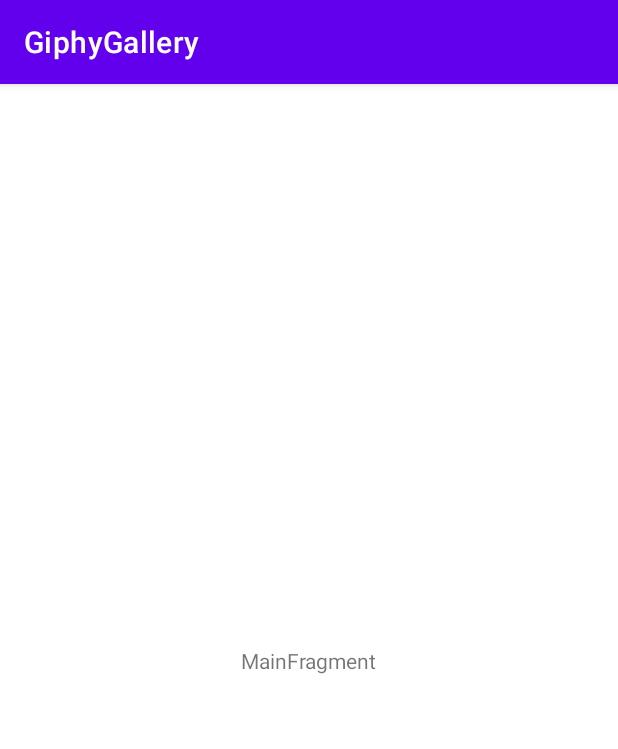
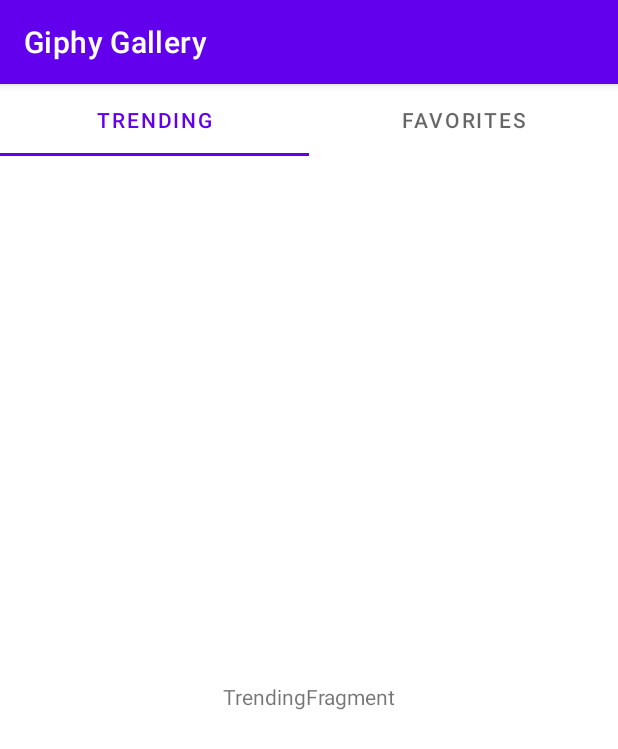
Before and after one commit to arthursz/GifGallery, an Android app: the screen it shows after launch (MainActivity), on a phone screen of 412 x 824 dp. Shown: the top 749 px of the screen. Run offline under Robolectric (Android 15) with nearby library versions, the phone set to English and light mode, and no system bars.

Commit message:
feat: create switch mechanism for trending and favorite fragments

```diff
--- a/app/src/main/java/com/arthurzettler/giphygallery/MainActivity.kt
+++ b/app/src/main/java/com/arthurzettler/giphygallery/MainActivity.kt
@@ -2,17 +2,45 @@ package com.arthurzettler.giphygallery
 
 import androidx.appcompat.app.AppCompatActivity
 import android.os.Bundle
-import com.arthurzettler.giphygallery.ui.main.MainFragment
+import androidx.fragment.app.Fragment
+import androidx.fragment.app.FragmentActivity
+import androidx.viewpager2.adapter.FragmentStateAdapter
+import androidx.viewpager2.widget.ViewPager2
+import com.arthurzettler.giphygallery.ui.main.DefaultFragmentCreator
+import com.arthurzettler.giphygallery.ui.main.favorite.FavoriteFragment
+import com.arthurzettler.giphygallery.ui.main.trending.TrendingFragment
+import com.google.android.material.tabs.TabLayout
+import com.google.android.material.tabs.TabLayoutMediator
 
 class MainActivity : AppCompatActivity() {
+
+    private val tabLayout: TabLayout by lazy { findViewById<TabLayout>(R.id.tabs) }
+    private val viewPager: ViewPager2 by lazy { findViewById<ViewPager2>(R.id.view_pager) }
+
+    private val fragments = listOf(TrendingFragment.Companion, FavoriteFragment.Companion)
 
     override fun onCreate(savedInstanceState: Bundle?) {
         super.onCreate(savedInstanceState)
         setContentView(R.layout.main_activity)
-        if (savedInstanceState == null) {
-            supportFragmentManager.beginTransaction()
-                    .replace(R.id.container, MainFragment.newInstance())
-                    .commitNow()
-        }
+
+        configureFragments()
     }
+
+    private fun configureFragments() {
+        viewPager.adapter = PageAdapter(this, fragments)
+
+        TabLayoutMediator(tabLayout, viewPager) { tab, position ->
+            tab.text = getTabTitle(position)
+        }.attach()
+    }
+
+    private fun getTabTitle(position: Int) = getString(fragments[position].titleId)
 }
+
+private class PageAdapter(
+    fragmentActivity: FragmentActivity,
+    val fragments: List<DefaultFragmentCreator>
+) : FragmentStateAdapter(fragmentActivity) {
+    override fun getItemCount(): Int = fragments.size
+    override fun createFragment(position: Int): Fragment = fragments[position].newInstance()
+}
--- /dev/null
+++ b/app/src/main/java/com/arthurzettler/giphygallery/ui/main/DefaultFragmentCreator.kt
@@ -0,0 +1,8 @@
+package com.arthurzettler.giphygallery.ui.main
+
+import androidx.fragment.app.Fragment
+
+interface DefaultFragmentCreator {
+    val titleId: Int
+    fun newInstance(): Fragment
+}
--- a/app/src/main/java/com/arthurzettler/giphygallery/ui/main/MainFragment.kt
+++ /dev/null
@@ -1,30 +0,0 @@
-package com.arthurzettler.giphygallery.ui.main
-
-import androidx.lifecycle.ViewModelProvider
-import android.os.Bundle
-import androidx.fragment.app.Fragment
-import android.view.LayoutInflater
-import android.view.View
-import android.view.ViewGroup
-import com.arthurzettler.giphygallery.R
-
-class MainFragment : Fragment() {
-
-    companion object {
-        fun newInstance() = MainFragment()
-    }
-
-    private lateinit var viewModel: MainViewModel
-
-    override fun onCreateView(inflater: LayoutInflater, container: ViewGroup?,
-                              savedInstanceState: Bundle?): View {
-        return inflater.inflate(R.layout.main_fragment, container, false)
-    }
-
-    override fun onActivityCreated(savedInstanceState: Bundle?) {
-        super.onActivityCreated(savedInstanceState)
-        viewModel = ViewModelProvider(this).get(MainViewModel::class.java)
-        // TODO: Use the ViewModel
-    }
-
-}
--- a/app/src/main/java/com/arthurzettler/giphygallery/ui/main/MainViewModel.kt
+++ /dev/null
@@ -1,7 +0,0 @@
-package com.arthurzettler.giphygallery.ui.main
-
-import androidx.lifecycle.ViewModel
-
-class MainViewModel : ViewModel() {
-    // TODO: Implement the ViewModel
-}
--- /dev/null
+++ b/app/src/main/java/com/arthurzettler/giphygallery/ui/main/favorite/FavoriteFragment.kt
@@ -0,0 +1,32 @@
+package com.arthurzettler.giphygallery.ui.main.favorite
+
+import android.os.Bundle
+import android.view.LayoutInflater
+import android.view.View
+import android.view.ViewGroup
+import androidx.fragment.app.Fragment
+import androidx.lifecycle.ViewModelProvider
+import com.arthurzettler.giphygallery.R
+import com.arthurzettler.giphygallery.ui.main.DefaultFragmentCreator
+import com.arthurzettler.giphygallery.ui.main.trending.TrendingViewModel
+
+class FavoriteFragment : Fragment() {
+
+    companion object: DefaultFragmentCreator {
+        override val titleId = R.string.favorites
+        override fun newInstance() = FavoriteFragment()
+    }
+
+    private lateinit var viewModel: FavoriteViewModel
+
+    override fun onCreateView(inflater: LayoutInflater, container: ViewGroup?,
+                              savedInstanceState: Bundle?): View {
+        return inflater.inflate(R.layout.favorite_fragment, container, false)
+    }
+
+    override fun onActivityCreated(savedInstanceState: Bundle?) {
+        super.onActivityCreated(savedInstanceState)
+        viewModel = ViewModelProvider(this).get(FavoriteViewModel::class.java)
+    }
+
+}
--- /dev/null
+++ b/app/src/main/java/com/arthurzettler/giphygallery/ui/main/favorite/FavoriteViewModel.kt
@@ -0,0 +1,5 @@
+package com.arthurzettler.giphygallery.ui.main.favorite
+
+import androidx.lifecycle.ViewModel
+
+class FavoriteViewModel : ViewModel() {}
--- /dev/null
+++ b/app/src/main/java/com/arthurzettler/giphygallery/ui/main/trending/TrendingFragment.kt
@@ -0,0 +1,31 @@
+package com.arthurzettler.giphygallery.ui.main.trending
+
+import androidx.lifecycle.ViewModelProvider
+import android.os.Bundle
+import androidx.fragment.app.Fragment
+import android.view.LayoutInflater
+import android.view.View
+import android.view.ViewGroup
+import com.arthurzettler.giphygallery.R
+import com.arthurzettler.giphygallery.ui.main.DefaultFragmentCreator
+
+class TrendingFragment : Fragment() {
+
+    companion object: DefaultFragmentCreator {
+        override val titleId = R.string.trending
+        override fun newInstance() = TrendingFragment()
+    }
+
+    private lateinit var viewModel: TrendingViewModel
+
+    override fun onCreateView(inflater: LayoutInflater, container: ViewGroup?,
+                              savedInstanceState: Bundle?): View {
+        return inflater.inflate(R.layout.trending_fragment, container, false)
+    }
+
+    override fun onActivityCreated(savedInstanceState: Bundle?) {
+        super.onActivityCreated(savedInstanceState)
+        viewModel = ViewModelProvider(this).get(TrendingViewModel::class.java)
+    }
+
+}
--- /dev/null
+++ b/app/src/main/java/com/arthurzettler/giphygallery/ui/main/trending/TrendingViewModel.kt
@@ -0,0 +1,5 @@
+package com.arthurzettler.giphygallery.ui.main.trending
+
+import androidx.lifecycle.ViewModel
+
+class TrendingViewModel : ViewModel() {}
--- a/app/src/main/res/layout/main_fragment.xml
+++ b/app/src/main/res/layout/favorite_fragment.xml
@@ -5,13 +5,13 @@
     android:id="@+id/main"
     android:layout_width="match_parent"
     android:layout_height="match_parent"
-    tools:context=".ui.main.MainFragment">
+    tools:context=".ui.main.favorite.FavoriteFragment">
 
     <TextView
         android:id="@+id/message"
         android:layout_width="wrap_content"
         android:layout_height="wrap_content"
-        android:text="MainFragment"
+        android:text="FavoriteFragment"
         app:layout_constraintBottom_toBottomOf="parent"
         app:layout_constraintEnd_toEndOf="parent"
         app:layout_constraintStart_toStartOf="parent"
--- a/app/src/main/res/layout/main_activity.xml
+++ b/app/src/main/res/layout/main_activity.xml
@@ -1,7 +1,19 @@
 <?xml version="1.0" encoding="utf-8"?>
-<FrameLayout xmlns:android="http://schemas.android.com/apk/res/android"
+<LinearLayout xmlns:android="http://schemas.android.com/apk/res/android"
     xmlns:tools="http://schemas.android.com/tools"
-    android:id="@+id/container"
+    tools:context=".MainActivity"
     android:layout_width="match_parent"
     android:layout_height="match_parent"
-    tools:context=".MainActivity" />
+    android:orientation="vertical">
+
+    <com.google.android.material.tabs.TabLayout
+        android:id="@+id/tabs"
+        android:layout_width="match_parent"
+        android:layout_height="wrap_content"/>
+
+    <androidx.viewpager2.widget.ViewPager2
+        android:id="@+id/view_pager"
+        android:layout_width="match_parent"
+        android:layout_height="match_parent" />
+
+</LinearLayout>
--- /dev/null
+++ b/app/src/main/res/layout/trending_fragment.xml
@@ -0,0 +1,20 @@
+<?xml version="1.0" encoding="utf-8"?>
+<androidx.constraintlayout.widget.ConstraintLayout xmlns:android="http://schemas.android.com/apk/res/android"
+    xmlns:app="http://schemas.android.com/apk/res-auto"
+    xmlns:tools="http://schemas.android.com/tools"
+    android:id="@+id/main"
+    android:layout_width="match_parent"
+    android:layout_height="match_parent"
+    tools:context=".ui.main.trending.TrendingFragment">
+
+    <TextView
+        android:id="@+id/message"
+        android:layout_width="wrap_content"
+        android:layout_height="wrap_content"
+        android:text="TrendingFragment"
+        app:layout_constraintBottom_toBottomOf="parent"
+        app:layout_constraintEnd_toEndOf="parent"
+        app:layout_constraintStart_toStartOf="parent"
+        app:layout_constraintTop_toTopOf="parent" />
+
+</androidx.constraintlayout.widget.ConstraintLayout>
--- a/app/src/main/res/values/strings.xml
+++ b/app/src/main/res/values/strings.xml
@@ -1,3 +1,5 @@
 <resources>
-    <string name="app_name">GiphyGallery</string>
+    <string name="app_name">Giphy Gallery</string>
+    <string name="trending">Trending</string>
+    <string name="favorites">Favorites</string>
 </resources>
```
